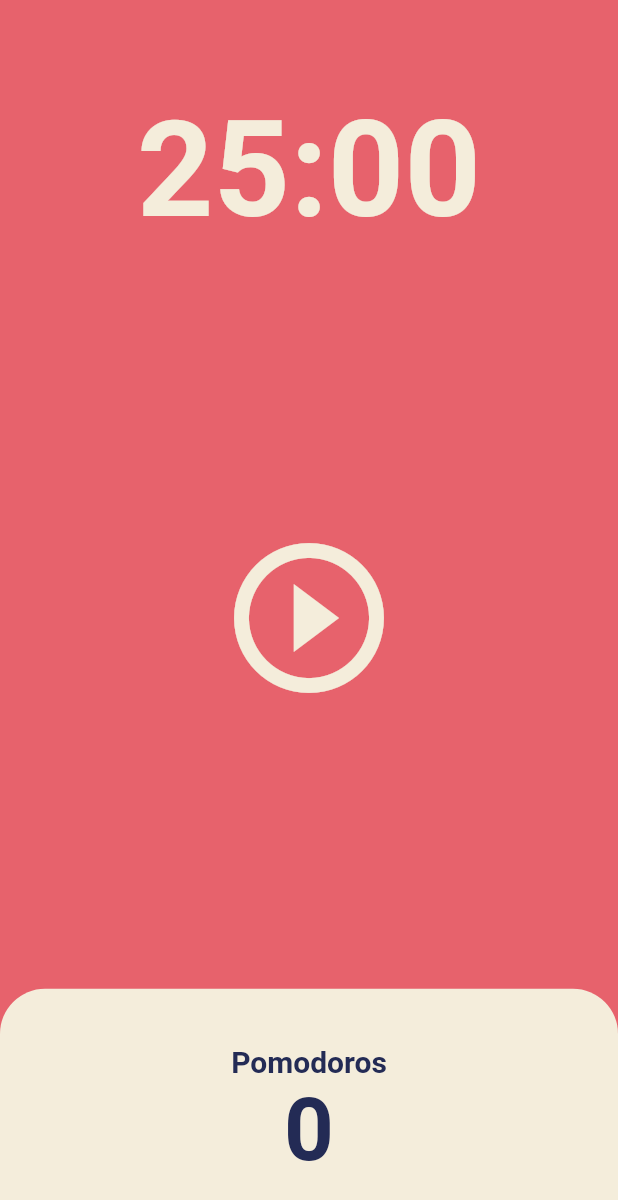
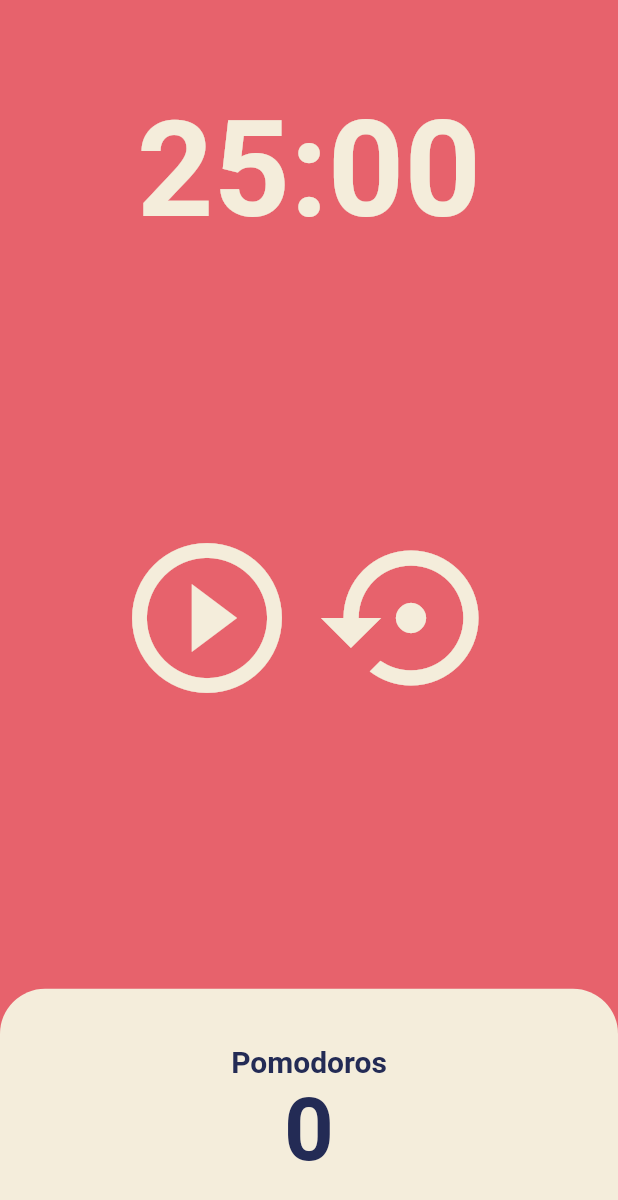
Before and after one commit to nzwgkim/Pomodoro, a Flutter app: the screen it shows after launch, on a phone screen of 412 x 824 dp. Shown: the top 1200 px of the screen. Run offline on Flutter 3.47's test engine with Material 2 defaults, Android fonts, the phone set to English and light mode, and no system bars.

Commit message:
Completed a reset timer button.

```diff
--- a/lib/screens/home_screen.dart
+++ b/lib/screens/home_screen.dart
@@ -45,6 +45,15 @@
     }
   }
 
+  void onResetPressed() {
+    setState(() {
+      totalPomodoro = 0;
+      isRunning = false;
+      totalSeconds = sec2500;
+      timer.cancel();
+    });
+  }
+
   String format(int sec) {
     var dur = Duration(seconds: sec);
     // print(dur.toString().split('.').first.substring(2, 7));
@@ -76,13 +85,24 @@
           Flexible(
             flex: 3,
             child: Center(
-              child: IconButton(
+              child: Row(
+                mainAxisAlignment: MainAxisAlignment.center,
+                children: [
+                  IconButton(
                     iconSize: 120,
                     color: Theme.of(context).cardColor,
                     onPressed: isRunning ? onPausePressed : onStartPressed,
                     icon: isRunning
                         ? const Icon(Icons.pause_circle_outline)
                         : const Icon(Icons.play_circle_outline),
+                  ),
+                  IconButton(
+                    iconSize: 120,
+                    color: Theme.of(context).cardColor,
+                    onPressed: onResetPressed,
+                    icon: const Icon(Icons.settings_backup_restore_outlined),
+                  ),
+                ],
               ),
             ),
           ),
```
Lines whose indentation alone changed are shown as unchanged.
